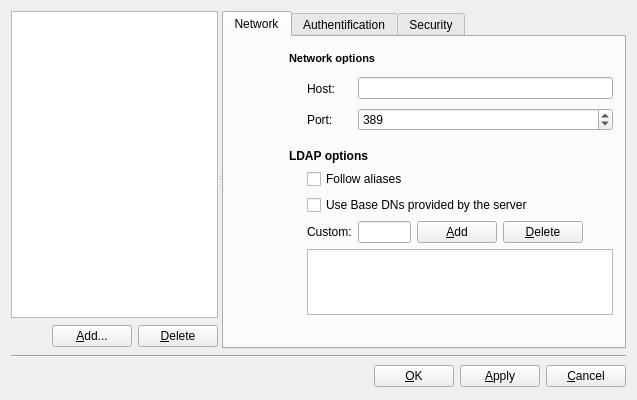
This is src/lib/luma/base/gui/ServerDialogDesign.ui in einaru/luma as Qt 5 draws it before an edit. The edited form follows.
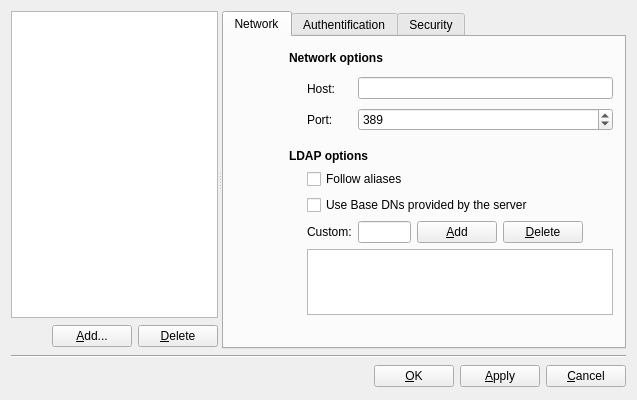
This is the edited form. Icons and pictures are not drawn.

Commit message: Cleaned up the SettingsDialogDesign layout (added spacers to push things in place). Fixed a font bug/error in ServerDialogDesign

What changed in the file:
```diff
--- a/src/lib/luma/base/gui/ServerDialogDesign.ui
+++ b/src/lib/luma/base/gui/ServerDialogDesign.ui
@@ -145,11 +145,7 @@
         <item row="0" column="1" colspan="10">
          <widget class="QLabel" name="textLabel1_2">
           <property name="text">
-           <string>&lt;!DOCTYPE HTML PUBLIC &quot;-//W3C//DTD HTML 4.0//EN&quot; &quot;http://www.w3.org/TR/REC-html40/strict.dtd&quot;&gt;
-&lt;html&gt;&lt;head&gt;&lt;meta name=&quot;qrichtext&quot; content=&quot;1&quot; /&gt;&lt;style type=&quot;text/css&quot;&gt;
-p, li { white-space: pre-wrap; }
-&lt;/style&gt;&lt;/head&gt;&lt;body style=&quot; font-family:'MS Shell Dlg 2'; font-size:8.25pt; font-weight:400; font-style:normal;&quot;&gt;
-&lt;p style=&quot; margin-top:0px; margin-bottom:0px; margin-left:0px; margin-right:0px; -qt-block-indent:0; text-indent:0px;&quot;&gt;&lt;span style=&quot; font-weight:600;&quot;&gt;Network options&lt;/span&gt;&lt;/p&gt;&lt;/body&gt;&lt;/html&gt;</string>
+           <string>&lt;b&gt;Network options&lt;/b&gt;</string>
           </property>
           <property name="alignment">
            <set>Qt::AlignVCenter</set>
```
Left out of the diff: 1 changed line with no effect on the pictures. The commit also changes 4 other files.
